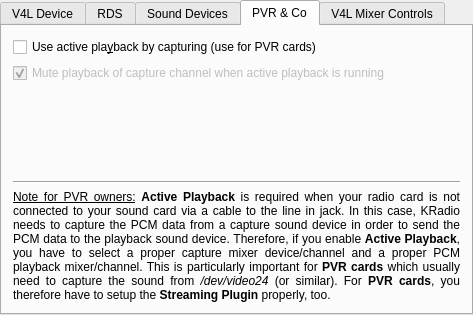
Old version of the form plugins/v4lradio/v4lradio-configuration-ui.ui in the repository pbek/kradio.
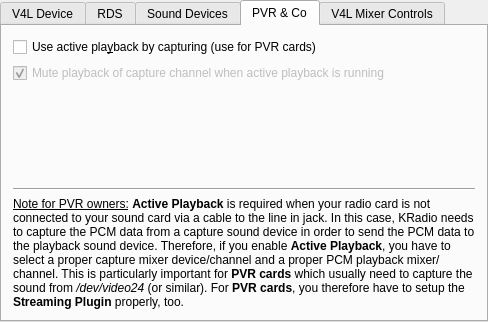
New version of the form. The open tabs and pages were chosen to show the change. Custom widgets are drawn as their Qt base class.

```diff
--- a/plugins/v4lradio/v4lradio-configuration-ui.ui
+++ b/plugins/v4lradio/v4lradio-configuration-ui.ui
@@ -6,8 +6,8 @@
    <rect>
     <x>0</x>
     <y>0</y>
-    <width>473</width>
-    <height>315</height>
+    <width>488</width>
+    <height>322</height>
    </rect>
   </property>
   <property name="windowTitle">
@@ -642,11 +642,7 @@
           </sizepolicy>
          </property>
          <property name="text">
-          <string>&lt;!DOCTYPE HTML PUBLIC &quot;-//W3C//DTD HTML 4.0//EN&quot; &quot;http://www.w3.org/TR/REC-html40/strict.dtd&quot;&gt;
-&lt;html&gt;&lt;head&gt;&lt;meta name=&quot;qrichtext&quot; content=&quot;1&quot; /&gt;&lt;style type=&quot;text/css&quot;&gt;
-p, li { white-space: pre-wrap; }
-&lt;/style&gt;&lt;/head&gt;&lt;body style=&quot; font-family:'Sans Serif'; font-size:9pt; font-weight:400; font-style:normal;&quot;&gt;
-&lt;p align=&quot;justify&quot; style=&quot; margin-top:0px; margin-bottom:0px; margin-left:0px; margin-right:0px; -qt-block-indent:0; text-indent:0px;&quot;&gt;&lt;span style=&quot; text-decoration: underline;&quot;&gt;Note for PVR owners:&lt;/span&gt; &lt;span style=&quot; font-weight:600;&quot;&gt;Active Playback&lt;/span&gt; is required when your radio card is not connected to your sound card via a cable to the line in jack. In this case, KRadio needs to capture the PCM data from a capture sound device in order to send the PCM data to the playback sound device. Therefore, if you enable &lt;span style=&quot; font-weight:600;&quot;&gt;Active Playback&lt;/span&gt;, you have to select a proper capture mixer device/channel and a proper PCM playback mixer/channel. This is particularly important for &lt;span style=&quot; font-weight:600;&quot;&gt;PVR cards&lt;/span&gt; which usually need to capture the sound from &lt;span style=&quot; font-style:italic;&quot;&gt;/dev/video24&lt;/span&gt; (or similar). For &lt;span style=&quot; font-weight:600;&quot;&gt;PVR cards&lt;/span&gt;, you therefore have to setup the &lt;span style=&quot; font-weight:600;&quot;&gt;Streaming Plugin&lt;/span&gt; properly, too.&lt;/p&gt;&lt;/body&gt;&lt;/html&gt;</string>
+          <string>&lt;p&gt;&lt;u&gt;Note for PVR owners:&lt;/u&gt; &lt;b&gt;Active Playback&lt;/b&gt; is required when your radio card is not connected to your sound card via a cable to the line in jack. In this case, KRadio needs to capture the PCM data from a capture sound device in order to send the PCM data to the playback sound device. Therefore, if you enable &lt;b&gt;Active Playback&lt;/b&gt;, you have to select a proper capture mixer device/channel and a proper PCM playback mixer/channel. This is particularly important for &lt;b&gt;PVR cards&lt;/b&gt; which usually need to capture the sound from &lt;i&gt;/dev/video24&lt;/i&gt; (or similar). For &lt;b&gt;PVR cards&lt;/b&gt;, you therefore have to setup the &lt;b&gt;Streaming Plugin&lt;/b&gt; properly, too.&lt;/p&gt;</string>
          </property>
          <property name="scaledContents">
           <bool>false</bool>
```
